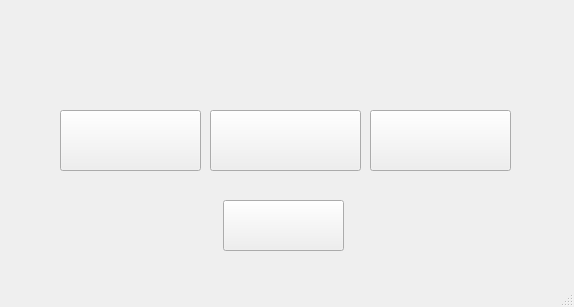
Above: selectlevel.ui from zzzyx28/baoshimizhen before the change. Below: the same form after it.
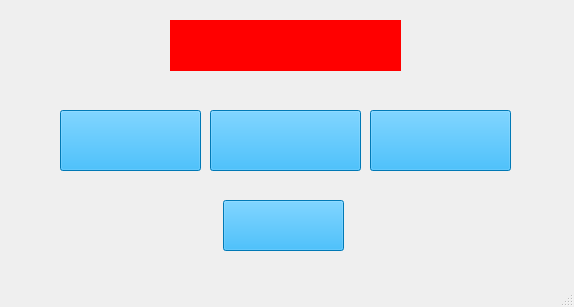
That is the form after the change. Icons and pictures are not drawn.

```diff
--- a/selectlevel.ui
+++ b/selectlevel.ui
@@ -24,7 +24,7 @@
      </rect>
     </property>
     <property name="styleSheet">
-     <string notr="true">border-image: url(:/picture/Settingpage/dialogbutton.png);</string>
+     <string notr="true">background-color: rgb(0, 170, 255);</string>
     </property>
     <property name="text">
      <string/>
@@ -40,7 +40,7 @@
      </rect>
     </property>
     <property name="styleSheet">
-     <string notr="true">border-image: url(:/picture/Settingpage/dialogbutton.png);</string>
+     <string notr="true">background-color: rgb(0, 170, 255);</string>
     </property>
     <property name="text">
      <string/>
@@ -56,7 +56,7 @@
      </rect>
     </property>
     <property name="styleSheet">
-     <string notr="true">border-image: url(:/picture/Settingpage/dialogbutton.png);</string>
+     <string notr="true">background-color: rgb(0, 170, 255);</string>
     </property>
     <property name="text">
      <string/>
@@ -72,7 +72,7 @@
      </rect>
     </property>
     <property name="styleSheet">
-     <string notr="true"/>
+     <string notr="true">background-color: rgb(0, 170, 255);</string>
     </property>
     <property name="text">
      <string/>
@@ -88,7 +88,7 @@
      </rect>
     </property>
     <property name="styleSheet">
-     <string notr="true"/>
+     <string notr="true">background-color: rgb(255, 0, 0);</string>
     </property>
     <property name="text">
      <string/>
```
